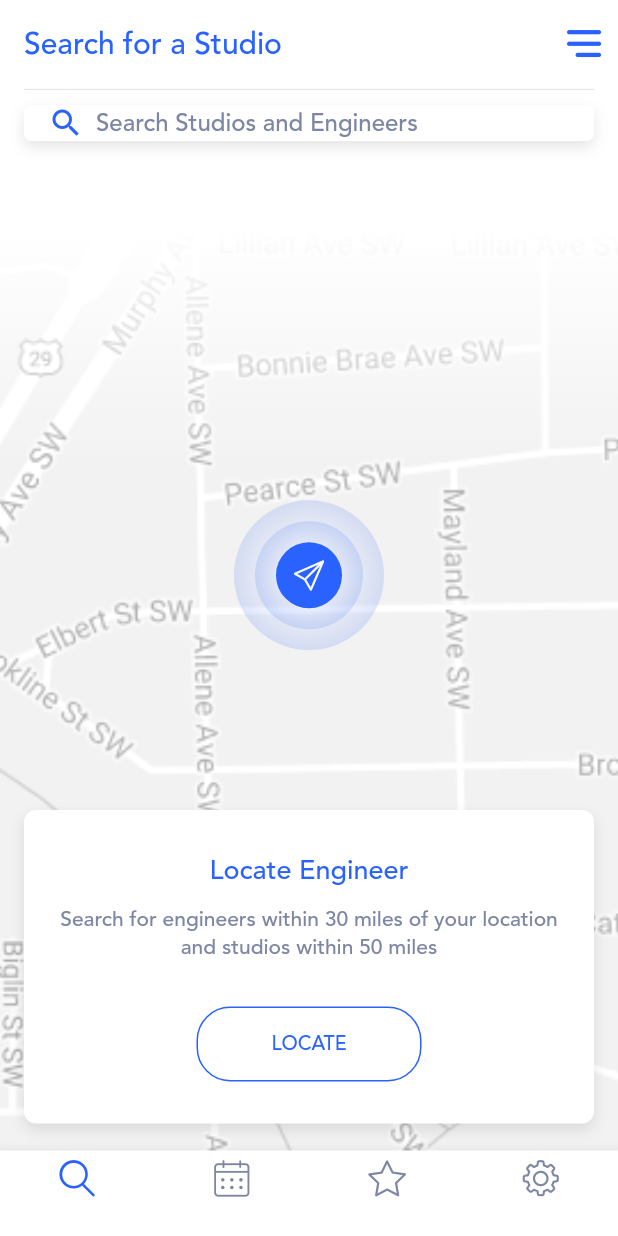
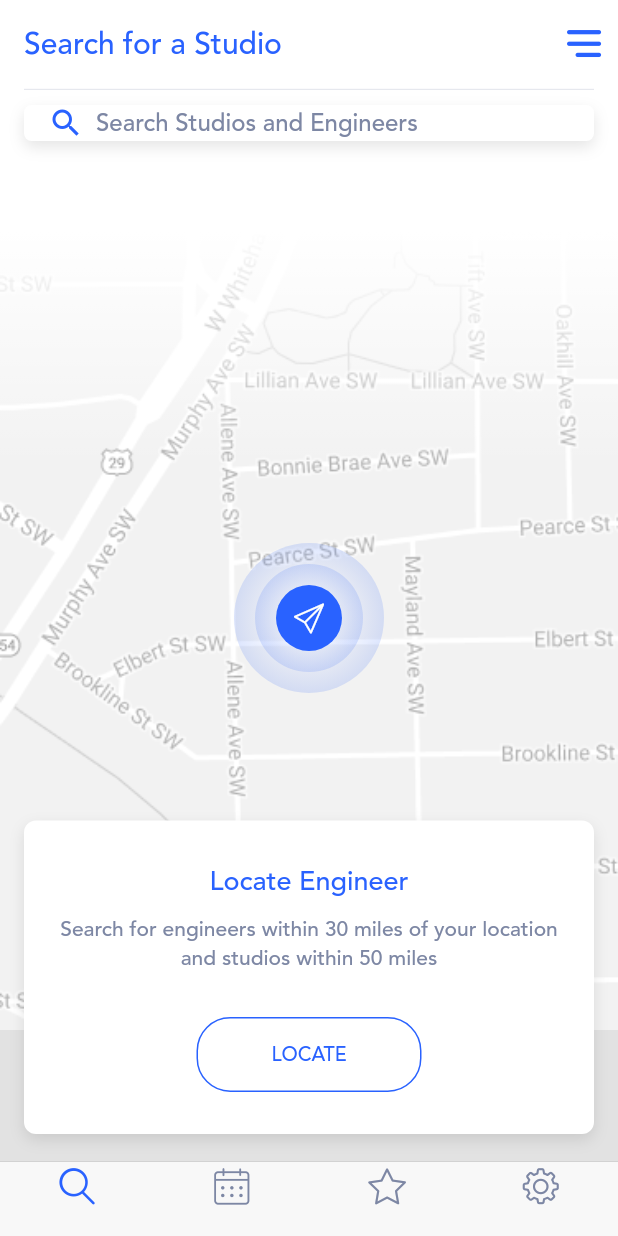
Before and after one commit to relevantsystemsllc/stu2go, a Flutter app: the screen it shows after launch, after a tap on "SIGN IN", on a phone screen of 412 x 824 dp. Run offline on Flutter 3.47's test engine with Material 2 defaults, Android fonts, the phone set to English and light mode, and no system bars; our stand-ins replace carousel_slider, font_awesome_flutter.

Commit message:
changed to cupertino home scaffold

```diff
--- a/lib/enums/tab_item.dart
+++ b/lib/enums/tab_item.dart
@@ -1 +1,24 @@
+import 'package:flutter/material.dart';
+import 'package:stu2go_flutter/my_nav_bar_icons_icons.dart';
+
 enum TabItem { search, bookReq, favourites, settings }
+
+class TabItemData {
+  const TabItemData({@required this.title, @required this.icon});
+
+  final String title;
+  final IconData icon;
+
+  static const Map<TabItem, TabItemData> allTabs = {
+    TabItem.search: TabItemData(
+      title: 'Jobs',
+      icon: MyNavBarIcons.magnifying_glass_browser_copy,
+    ),
+    TabItem.bookReq:
+        TabItemData(title: 'Entries', icon: MyNavBarIcons.calendar_2),
+    TabItem.favourites:
+        TabItemData(title: 'Account', icon: MyNavBarIcons.star_2),
+    TabItem.settings:
+        TabItemData(title: 'Account', icon: MyNavBarIcons.settings),
+  };
+}
--- a/lib/screens/home_screen.dart
+++ b/lib/screens/home_screen.dart
@@ -1,5 +1,7 @@
 import 'package:flutter/material.dart';
 import 'package:stu2go_flutter/enums/tab_item.dart';
+import 'package:stu2go_flutter/screens/studio_search.dart';
+import 'package:stu2go_flutter/widgets/cupertino_home_scaffold.dart';
 import 'package:stu2go_flutter/widgets/shared_widgets/bottom_navigation.dart';
 import 'package:stu2go_flutter/widgets/shared_widgets/tab_navigator.dart';
 
@@ -17,6 +19,21 @@ class _HomeScreenState extends State<HomeScreen> {
     TabItem.settings: GlobalKey<NavigatorState>(),
   };
 
+  Map<TabItem, WidgetBuilder> get widgetBuilders {
+    return {
+      TabItem.search: (_) => StudioSearchScreen(),
+      TabItem.bookReq: (context) => Container(
+            color: Colors.pink,
+          ),
+      TabItem.favourites: (_) => Container(
+            color: Colors.blue,
+          ),
+      TabItem.settings: (_) => Container(
+            color: Colors.orange,
+          ),
+    };
+  }
+
   void _selectTab(TabItem tabItem) {
     if (tabItem == _currentTab) {
       // pop to first route
@@ -29,46 +46,62 @@ class _HomeScreenState extends State<HomeScreen> {
   @override
   Widget build(BuildContext context) {
     return WillPopScope(
-      onWillPop: () async {
-        final isFirstRouteInCurrentTab =
-            !await _navigatorKeys[_currentTab].currentState.maybePop();
-        if (isFirstRouteInCurrentTab) {
-          // if not on the 'main' tab
-          if (_currentTab != TabItem.search) {
-            // select 'main' tab
-            _selectTab(TabItem.search);
-            // back button handled by app
-            return false;
-          }
-        }
-        // let system handle back button if we're on the first route
-        return isFirstRouteInCurrentTab;
-      },
-      child: Scaffold(
-        resizeToAvoidBottomInset: false,
-        body: Stack(
-          children: <Widget>[
-            _buildOffstageNavigator(TabItem.search),
-            _buildOffstageNavigator(TabItem.bookReq),
-            _buildOffstageNavigator(TabItem.favourites),
-            _buildOffstageNavigator(TabItem.settings),
-          ],
-        ),
-        bottomNavigationBar: BottomNavigation(
+      onWillPop: () async =>
+          !await _navigatorKeys[_currentTab].currentState.maybePop(),
+      child: Material(
+        child: CupertinoHomeScaffold(
           currentTab: _currentTab,
           onSelectTab: _selectTab,
+          widgetBuilders: widgetBuilders,
+          navigatorKeys: _navigatorKeys,
         ),
       ),
     );
   }
 
-  Widget _buildOffstageNavigator(TabItem tabItem) {
-    return Offstage(
-      offstage: _currentTab != tabItem,
-      child: TabNavigator(
-        navigatorKey: _navigatorKeys[tabItem],
-        tabItem: tabItem,
-      ),
-    );
-  }
+  // @override
+  // Widget build(BuildContext context) {
+  //   return WillPopScope(
+  //     onWillPop: () async {
+  //       final isFirstRouteInCurrentTab =
+  //           !await _navigatorKeys[_currentTab].currentState.maybePop();
+  //       if (isFirstRouteInCurrentTab) {
+  //         // if not on the 'main' tab
+  //         if (_currentTab != TabItem.search) {
+  //           // select 'main' tab
+  //           _selectTab(TabItem.search);
+  //           // back button handled by app
+  //           return false;
+  //         }
+  //       }
+  //       // let system handle back button if we're on the first route
+  //       return isFirstRouteInCurrentTab;
+  //     },
+  //     child: Scaffold(
+  //       resizeToAvoidBottomInset: false,
+  //       body: Stack(
+  //         children: <Widget>[
+  //           _buildOffstageNavigator(TabItem.search),
+  //           _buildOffstageNavigator(TabItem.bookReq),
+  //           _buildOffstageNavigator(TabItem.favourites),
+  //           _buildOffstageNavigator(TabItem.settings),
+  //         ],
+  //       ),
+  //       bottomNavigationBar: BottomNavigation(
+  //         currentTab: _currentTab,
+  //         onSelectTab: _selectTab,
+  //       ),
+  //     ),
+  //   );
+  // }
+
+  // Widget _buildOffstageNavigator(TabItem tabItem) {
+  //   return Offstage(
+  //     offstage: _currentTab != tabItem,
+  //     child: TabNavigator(
+  //       navigatorKey: _navigatorKeys[tabItem],
+  //       tabItem: tabItem,
+  //     ),
+  //   );
+  // }
 }
--- a/lib/screens/studio_search.dart
+++ b/lib/screens/studio_search.dart
@@ -1,14 +1,23 @@
 import 'package:flutter/material.dart';
 import 'package:font_awesome_flutter/font_awesome_flutter.dart';
 import 'package:stu2go_flutter/my_nav_bar_icons_icons.dart';
+import 'package:stu2go_flutter/screens/locate_engineer_screen.dart';
 import 'package:stu2go_flutter/widgets/shared_widgets/custom_outlined_button.dart';
 
 @override
 class StudioSearchScreen extends StatelessWidget {
-  StudioSearchScreen({Key key, this.onPush}) : super(key: key);
-  final VoidCallback onPush;
+  StudioSearchScreen({Key key}) : super(key: key);
 
   Widget build(BuildContext context) {
+    void _goToLocateEngineer() {
+      Navigator.push(
+        context,
+        MaterialPageRoute(
+          builder: (context) => LocateEngineerScreen(),
+        ),
+      );
+    }
+
     return Stack(
       children: <Widget>[
         Container(
@@ -16,7 +25,7 @@ class StudioSearchScreen extends StatelessWidget {
           height: double.infinity,
           child: Image.asset(
             "assets/images/map.png",
-            fit: BoxFit.cover,
+            fit: BoxFit.contain,
           ),
         ),
         SafeArea(
@@ -181,7 +190,7 @@ class StudioSearchScreen extends StatelessWidget {
                           ),
                           child: OutlinedButton(
                             text: 'LOCATE',
-                            onTap: onPush,
+                            onTap: _goToLocateEngineer,
                             textColor: Theme.of(context).primaryColor,
                             outlineColor: Theme.of(context).primaryColor,
                           ),
--- /dev/null
+++ b/lib/widgets/cupertino_home_scaffold.dart
@@ -0,0 +1,57 @@
+import 'package:flutter/cupertino.dart';
+import 'package:flutter/material.dart';
+import 'package:stu2go_flutter/enums/tab_item.dart';
+
+class CupertinoHomeScaffold extends StatelessWidget {
+  const CupertinoHomeScaffold({
+    Key key,
+    @required this.currentTab,
+    @required this.onSelectTab,
+    @required this.widgetBuilders,
+    @required this.navigatorKeys,
+  }) : super(key: key);
+
+  final TabItem currentTab;
+  final ValueChanged<TabItem> onSelectTab;
+  final Map<TabItem, WidgetBuilder> widgetBuilders;
+  final Map<TabItem, GlobalKey<NavigatorState>> navigatorKeys;
+
+  @override
+  Widget build(BuildContext context) {
+    return CupertinoTabScaffold(
+      resizeToAvoidBottomInset: false,
+      tabBar: CupertinoTabBar(
+        items: [
+          _buildItem(TabItem.search),
+          _buildItem(TabItem.bookReq),
+          _buildItem(TabItem.favourites),
+          _buildItem(TabItem.settings),
+        ],
+        onTap: (index) => onSelectTab(TabItem.values[index]),
+      ),
+      tabBuilder: (context, index) {
+        final item = TabItem.values[index];
+        return CupertinoTabView(
+          navigatorKey: navigatorKeys[item],
+          builder: (context) => widgetBuilders[item](context),
+        );
+      },
+    );
+  }
+
+  BottomNavigationBarItem _buildItem(TabItem tabItem) {
+    final itemData = TabItemData.allTabs[tabItem];
+    final color = currentTab == tabItem ? Color(0xFF2962FF) : Color(0xff7D87A4);
+    return BottomNavigationBarItem(
+        icon: Icon(
+          itemData.icon,
+          color: color,
+          size: 24.0,
+        ),
+        // title: Text(
+        //   itemData.title,
+        //   style: TextStyle(color: color),
+        // ),
+        title: SizedBox.shrink());
+  }
+}
--- a/lib/widgets/shared_widgets/tab_navigator.dart
+++ b/lib/widgets/shared_widgets/tab_navigator.dart
@@ -1,88 +1,88 @@
-import 'package:flutter/material.dart';
-import 'package:stu2go_flutter/enums/tab_item.dart';
-import 'package:stu2go_flutter/screens/calendar_screen.dart';
-import 'package:stu2go_flutter/screens/locate_engineer_screen.dart';
-import 'package:stu2go_flutter/screens/studio_profile_screen.dart';
-import 'package:stu2go_flutter/screens/studio_search.dart';
+// import 'package:flutter/material.dart';
+// import 'package:stu2go_flutter/enums/tab_item.dart';
+// import 'package:stu2go_flutter/screens/calendar_screen.dart';
+// import 'package:stu2go_flutter/screens/locate_engineer_screen.dart';
+// import 'package:stu2go_flutter/screens/studio_profile_screen.dart';
+// import 'package:stu2go_flutter/screens/studio_search.dart';
 
-class TabNavigatorRoutes {
-  static const String root = '/';
-  static const String locEngineer = '/locEngineer';
-  static const String studioProfile = '/studioProfile';
-  static const String scheduleRecording = '/calendar';
-}
+// class TabNavigatorRoutes {
+//   static const String root = '/';
+//   static const String locEngineer = '/locEngineer';
+//   static const String studioProfile = '/studioProfile';
+//   static const String scheduleRecording = '/calendar';
+// }
 
-class TabNavigator extends StatelessWidget {
-  TabNavigator({this.navigatorKey, this.tabItem});
-  final GlobalKey<NavigatorState> navigatorKey;
-  final TabItem tabItem;
+// class TabNavigator extends StatelessWidget {
+//   TabNavigator({this.navigatorKey, this.tabItem});
+//   final GlobalKey<NavigatorState> navigatorKey;
+//   final TabItem tabItem;
 
-  void _pushToLocEngineer(BuildContext context) {
-    var routeBuilders = _routeBuilders(context);
-    Navigator.push(
-      context,
-      MaterialPageRoute(
-        builder: (context) =>
-            routeBuilders[TabNavigatorRoutes.locEngineer](context),
-      ),
-    );
-  }
+//   void _pushToLocEngineer(BuildContext context) {
+//     var routeBuilders = _routeBuilders(context);
+//     Navigator.push(
+//       context,
+//       MaterialPageRoute(
+//         builder: (context) =>
+//             routeBuilders[TabNavigatorRoutes.locEngineer](context),
+//       ),
+//     );
+//   }
 
-  void _pushToStudioProfile(BuildContext context) {
-    var routeBuilders = _routeBuilders(context);
-    Navigator.push(
-      context,
-      MaterialPageRoute(
-        builder: (context) =>
-            routeBuilders[TabNavigatorRoutes.studioProfile](context),
-      ),
-    );
-  }
+//   void _pushToStudioProfile(BuildContext context) {
+//     var routeBuilders = _routeBuilders(context);
+//     Navigator.push(
+//       context,
+//       MaterialPageRoute(
+//         builder: (context) =>
+//             routeBuilders[TabNavigatorRoutes.studioProfile](context),
+//       ),
+//     );
+//   }
 
-  void _pushToStudioCalendarScreen(BuildContext context) {
-    var routeBuilders = _routeBuilders(context);
-    Navigator.push(
-      context,
-      MaterialPageRoute(
-        builder: (context) =>
-            routeBuilders[TabNavigatorRoutes.scheduleRecording](context),
-      ),
-    );
-  }
+//   void _pushToStudioCalendarScreen(BuildContext context) {
+//     var routeBuilders = _routeBuilders(context);
+//     Navigator.push(
+//       context,
+//       MaterialPageRoute(
+//         builder: (context) =>
+//             routeBuilders[TabNavigatorRoutes.scheduleRecording](context),
+//       ),
+//     );
+//   }
 
-  Map<String, WidgetBuilder> _routeBuilders(BuildContext context) {
-    return {
-      TabNavigatorRoutes.root: (context) => StudioSearchScreen(
-            onPush: () {
-              // FocusScope.of(context).unfocus();
-              return _pushToLocEngineer(context);
-            },
-          ),
-      TabNavigatorRoutes.locEngineer: (context) => LocateEngineerScreen(
-            onItemSelect: () {
-              return _pushToStudioProfile(context);
-            },
-          ),
-      TabNavigatorRoutes.studioProfile: (context) => StudioProfileScreen(
-            onScheduleRecording: () => _pushToStudioCalendarScreen(context),
-          ),
-      TabNavigatorRoutes.scheduleRecording: (context) => CalendarScreen(
-          // onScheduleRecording: () => _pushToStudioCalendarScreen(context),
-          ),
-    };
-  }
+//   Map<String, WidgetBuilder> _routeBuilders(BuildContext context) {
+//     return {
+//       TabNavigatorRoutes.root: (context) => StudioSearchScreen(
+//             onPush: () {
+//               // FocusScope.of(context).unfocus();
+//               return _pushToLocEngineer(context);
+//             },
+//           ),
+//       TabNavigatorRoutes.locEngineer: (context) => LocateEngineerScreen(
+//             onItemSelect: () {
+//               return _pushToStudioProfile(context);
+//             },
+//           ),
+//       TabNavigatorRoutes.studioProfile: (context) => StudioProfileScreen(
+//             onScheduleRecording: () => _pushToStudioCalendarScreen(context),
+//           ),
+//       TabNavigatorRoutes.scheduleRecording: (context) => CalendarScreen(
+//           // onScheduleRecording: () => _pushToStudioCalendarScreen(context),
+//           ),
+//     };
+//   }
 
-  @override
-  Widget build(BuildContext context) {
-    final routeBuilders = _routeBuilders(context);
-    return Navigator(
-      key: navigatorKey,
-      initialRoute: TabNavigatorRoutes.root,
-      onGenerateRoute: (routeSettings) {
-        return MaterialPageRoute(
-          builder: (context) => routeBuilders[routeSettings.name](context),
-        );
-      },
-    );
-  }
-}
+//   @override
+//   Widget build(BuildContext context) {
+//     final routeBuilders = _routeBuilders(context);
+//     return Navigator(
+//       key: navigatorKey,
+//       initialRoute: TabNavigatorRoutes.root,
+//       onGenerateRoute: (routeSettings) {
+//         return MaterialPageRoute(
+//           builder: (context) => routeBuilders[routeSettings.name](context),
+//         );
+//       },
+//     );
+//   }
+// }
--- a/pubspec.yaml
+++ b/pubspec.yaml
@@ -27,7 +27,7 @@ dependencies:
   font_awesome_flutter: any
   pull_to_refresh: ^1.5.6
   outline_material_icons: ^0.1.0
-  carousel_slider: ^1.3.0
+  carousel_slider:
 
   # The following adds the Cupertino Icons font to your application.
   # Use with the CupertinoIcons class for iOS style icons.
```
Also changed, not shown: lib/screens/calendar_screen.dart (+6 -8 lines), lib/screens/locate_engineer_screen.dart (+18 -12 lines), lib/screens/studio_profile_screen.dart (+19 -14 lines), 1 other file.
